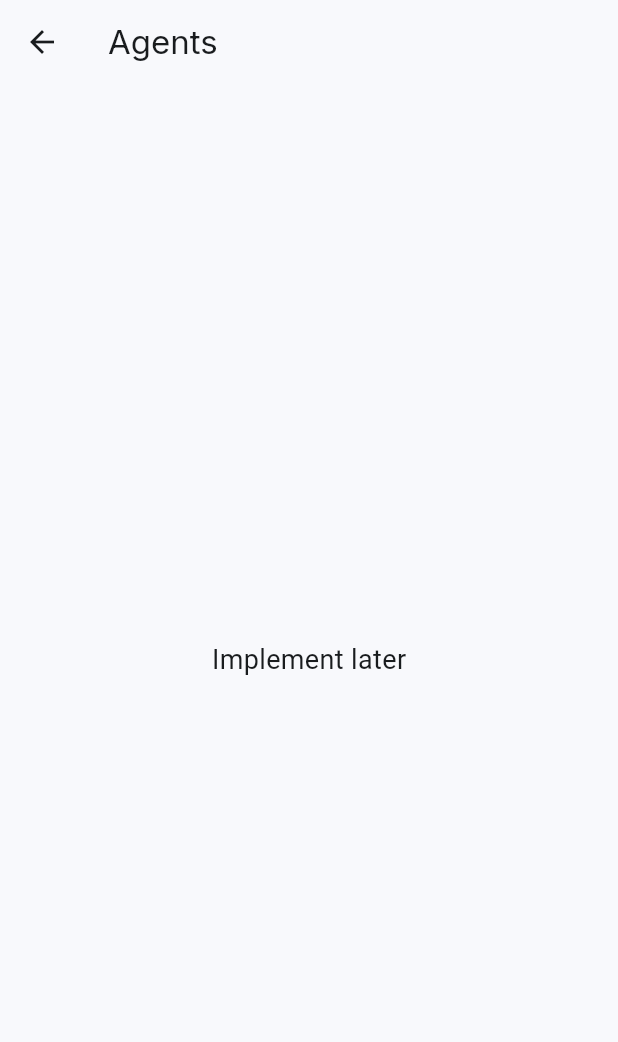
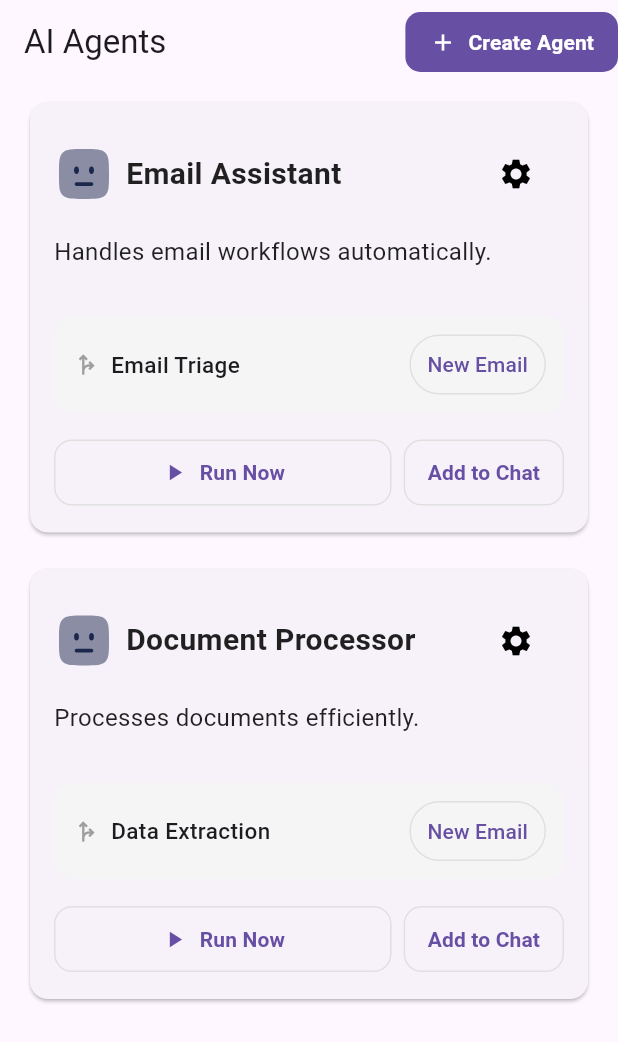
Before and after one commit to minhkhang1505/khtn-ai-final-project, a Flutter app: the AgentsPage screen opened directly, on a phone screen of 412 x 824 dp. Shown: the top 1042 px of the screen. Run offline on Flutter 3.47's test engine with Material 3 defaults, Android fonts, the phone set to English and light mode, and no system bars; our stand-ins replace flutter_otp_text_field, flutter_svg, google_fonts.

Commit message:
feat:ui agent page

```diff
--- a/lib/main.dart
+++ b/lib/main.dart
@@ -4,9 +4,13 @@ import 'package:khtn_ai_final_project/theme/theme.dart';
 import 'package:khtn_ai_final_project/presentation/routes/app_routes.dart';
 import 'package:khtn_ai_final_project/presentation/routes/route_generator.dart';
 import 'package:khtn_ai_final_project/presentation/services/navigation_service.dart';
+import 'package:khtn_ai_final_project/presentation/views/agents/agents_page.dart';
 
 void main() {
-  runApp(const MyApp());
+  //runApp(const MyApp());
+  runApp(const MaterialApp(
+    home: AgentsPage(),
+  ));
 }
 
 class MyApp extends StatelessWidget {
--- /dev/null
+++ b/lib/presentation/views/agents/agents_card.dart
@@ -0,0 +1,179 @@
+import 'package:flutter/material.dart';
+import 'package:flutter_svg/flutter_svg.dart';
+
+export 'package:khtn_ai_final_project/presentation/views/agents/agents_card.dart';
+
+/// Card to display individual AI agent information
+class AgentCard extends StatelessWidget {
+  final String agentName;
+  final String agentDescription;
+  final String workflows;
+  final String state;
+
+  const AgentCard({
+    super.key,
+    required this.agentName,
+    required this.agentDescription,
+    required this.workflows,
+    required this.state,
+  });
+
+  @override
+  Widget build(BuildContext context) {
+    return Card(
+      margin: const EdgeInsets.symmetric(vertical: 12, horizontal: 20),
+      child: Padding(
+        padding: const EdgeInsets.all(16),
+        child: Column(
+          crossAxisAlignment: CrossAxisAlignment.start,
+          children: [
+            Row(
+              crossAxisAlignment: CrossAxisAlignment.center,
+              children: [
+                // Agent icon=
+                SvgPicture.asset(
+                  'assets/icons/ic_agent.svg',
+                  width: 40,
+                  height: 40,
+                ),
+
+                const SizedBox(width: 8),
+
+                // Name of Agent
+                Text(
+                  agentName,
+                  style: const TextStyle(
+                    fontSize: 20,
+                    color: Colors.black87,
+                    fontWeight: FontWeight.w600,
+                  ),
+                ),
+
+                const Spacer(),
+
+                // Edit Agent button
+                ElevatedButton(
+                  onPressed: () {
+                    // TODO: Handle edit action
+                  },
+                  style: ButtonStyle(
+                    backgroundColor: WidgetStateProperty.resolveWith<Color?>(
+                      (Set<WidgetState> states) {
+                        if (states.contains(WidgetState.pressed)) {
+                          return Colors.grey.shade300;
+                        }
+                        if (states.contains(WidgetState.hovered)) {
+                          return Colors.grey.shade400;
+                        }
+                        return Colors.transparent;
+                      },
+                    ),
+                    elevation: WidgetStateProperty.all(0),
+                    overlayColor: WidgetStateProperty.all(Colors.transparent),
+                    shape: WidgetStateProperty.all(
+                      const CircleBorder(),
+                    ),
+                    padding: WidgetStateProperty.all(const EdgeInsets.all(20)),
+                  ),
+                  child: const Icon(
+                    Icons.settings,
+                    size: 24,
+                    color: Colors.black,
+                  ),
+                ),
+              ],
+            ),
+            // Description of Agent
+            Padding(
+              padding: const EdgeInsets.symmetric(vertical: 8),
+              child: Text(
+                agentDescription,
+                style: const TextStyle(fontSize: 16, color: Colors.black87),
+              ),
+            ),
+
+            const SizedBox(height: 24),
+
+            // Workflows info
+            Container(
+              padding: const EdgeInsets.symmetric(horizontal: 12, vertical: 8),
+              decoration: BoxDecoration(
+                color: Colors.grey.shade100,
+                borderRadius: BorderRadius.circular(12),
+              ),
+              child: Row(
+                children: [
+                  const Icon(Icons.fork_right, color: Colors.grey, size: 18),
+                  const SizedBox(width: 8),
+                  Expanded(
+                    child: Text(
+                      workflows,
+                      style: TextStyle(
+                        fontSize: 15,
+                        fontWeight: FontWeight.w500,
+                      ),
+                    ),
+                  ),
+                  OutlinedButton(
+                    onPressed: () {},
+                    style: OutlinedButton.styleFrom(
+                      padding:
+                          const EdgeInsets.symmetric(horizontal: 12, vertical: 4),
+                      side: BorderSide(color: Colors.grey.shade300),
+                      shape: RoundedRectangleBorder(
+                        borderRadius: BorderRadius.circular(20),
+                      ),
+                    ),
+                    child: const Text('New Email'),
+                  ),
+                ],
+              ),
+            ),
+
+            const SizedBox(height: 16),
+
+            // Button
+            Row(
+              children: [
+                Expanded(
+                  child: OutlinedButton.icon(
+                    onPressed: () {},
+                    icon: const Icon(Icons.play_arrow, size: 18),
+                    label: const Text(
+                      'Run Now',
+                      style: TextStyle(fontWeight: FontWeight.w600),
+                    ),
+                    style: OutlinedButton.styleFrom(
+                      padding: const EdgeInsets.symmetric(vertical: 12),
+                      side: BorderSide(color: Colors.grey.shade300),
+                      shape: RoundedRectangleBorder(
+                        borderRadius: BorderRadius.circular(12),
+                      ),
+                    ),
+                  ),
+                ),
+                const SizedBox(width: 8),
+                OutlinedButton(
+                  onPressed: () {},
+                  style: OutlinedButton.styleFrom(
+                    padding: const EdgeInsets.symmetric(
+                        horizontal: 16, vertical: 12),
+                    side: BorderSide(color: Colors.grey.shade300),
+                    shape: RoundedRectangleBorder(
+                      borderRadius: BorderRadius.circular(12),
+                    ),
+                  ),
+                  child: const Text(
+                    // TODO: Change to appropriate action with workflow
+                    'Add to Chat',
+                    style: TextStyle(fontWeight: FontWeight.w600),
+                  ),
+                ),
+              ],
+            ),
+          ],
+        ),
+      ),
+    );
+  }
+}
--- a/lib/presentation/views/agents/agents_page.dart
+++ b/lib/presentation/views/agents/agents_page.dart
@@ -1,15 +1,68 @@
 import 'package:flutter/material.dart';
+import 'agents_card.dart' show AgentCard;
 
 /// Agents page - Manage AI agents
-class AgentsPage extends StatelessWidget {
+class AgentsPage extends StatefulWidget {
   const AgentsPage({super.key});
+
+  @override
+  State<AgentsPage> createState() => _AgentsPageState();
+}
+
+class _AgentsPageState extends State<AgentsPage> with SingleTickerProviderStateMixin {
+  late TabController _tabController;
+
+  final agents = <Widget>[
+    AgentCard(
+      agentName: 'Email Assistant',
+      agentDescription: 'Handles email workflows automatically.',
+      workflows: 'Email Triage',
+      state: 'Active',
+    ),
+    AgentCard(
+      agentName: 'Document Processor',
+      agentDescription: 'Processes documents efficiently.',
+      workflows: 'Data Extraction',
+      state: 'Inactive',
+    ),
+  ];
+
+
+  @override
+  void initState() {
+    super.initState();
+    _tabController = TabController(length: 3, vsync: this);
+  }
 
   @override
   Widget build(BuildContext context) {
     return Scaffold(
-      appBar: AppBar(title: const Text('Agents')),
-      body: const Center(
-        child: Text('Implement later', style: TextStyle(fontSize: 18)),
+      appBar: AppBar(
+        title: const Text('AI Agents'),
+        actions: [
+          FilledButton.icon(
+            onPressed: () {},
+            icon: const Icon(Icons.add, size: 18),
+            label: const Text(
+              'Create Agent',
+              style: TextStyle(fontWeight: FontWeight.bold),
+            ),
+            style: FilledButton.styleFrom(
+              backgroundColor: Theme.of(context).colorScheme.primary,
+              padding: const EdgeInsets.symmetric(horizontal: 16, vertical: 10),
+              shape: RoundedRectangleBorder(
+                borderRadius: BorderRadius.circular(10),
+              ),
+            ),
+          )
+        ],
+      ),
+      body: TabBarView(
+        controller: _tabController,
+        children: [
+          ListView(children: agents),
+          //const Center(child: Text('Workflows Tab')),
+        ],
       ),
     );
   }
```
